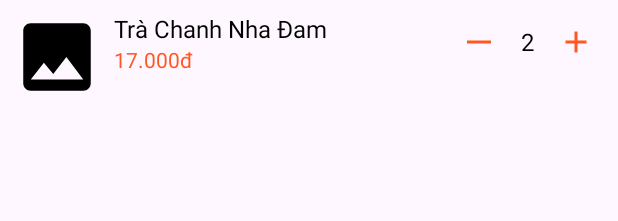
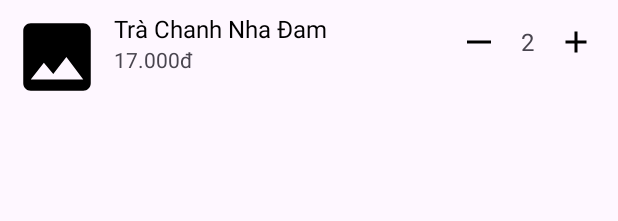
Before and after one commit to hoanglongjpg/FastDine, an Android app: the layout cart_item.xml on its own in the app's theme, with its tools: preview values and no code run, on a phone screen of 412 x 824 dp. Shown: the top 221 px of the screen. Run offline under Robolectric (Android 15) with nearby library versions, the phone set to English and light mode, and no system bars.

Commit message:
thay doi UI cartItem

```diff
--- a/app/src/main/res/layout/cart_item.xml
+++ b/app/src/main/res/layout/cart_item.xml
@@ -38,8 +38,7 @@
             android:layout_width="wrap_content"
             android:layout_height="wrap_content"
             android:text="17.000đ"
-            android:textSize="14sp"
-            android:textColor="#FF5722" />
+            android:textSize="14sp" />
     </LinearLayout>
 
     <!-- Điều chỉnh số lượng sản phẩm -->
@@ -55,8 +54,7 @@
             android:layout_width="40dp"
             android:layout_height="40dp"
             android:background="?android:attr/selectableItemBackground"
-            android:src="@drawable/ic_horizontal_rule"
-            android:tint="#FF5722" />
+            android:src="@drawable/ic_horizontal_rule" />
 
         <!-- Hiển thị số lượng -->
         <TextView
@@ -67,8 +65,7 @@
             android:layout_marginEnd="8dp"
             android:text="2"
             android:textSize="16sp"
-            android:gravity="center"
-            android:textColor="#000000" />
+            android:gravity="center" />
 
         <!-- Nút tăng số lượng -->
         <ImageButton
@@ -76,7 +73,6 @@
             android:layout_width="40dp"
             android:layout_height="40dp"
             android:background="?android:attr/selectableItemBackground"
-            android:src="@drawable/ic_add"
-            android:tint="#FF5722" />
+            android:src="@drawable/ic_add" />
     </LinearLayout>
 </LinearLayout>
```
